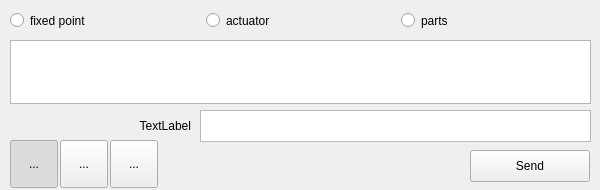
Before: the Qt Designer form resources/edit.ui in agent-system/robot_assembler_gui, drawn with Qt 5.
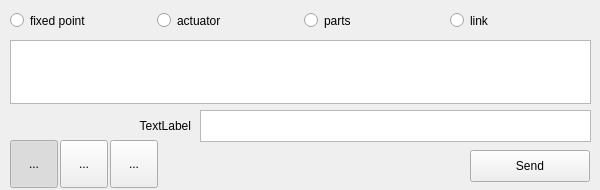
After: the same form once the commit is applied. Icons and pictures are not drawn.

Commit message: add radio button(link)

What changed in the file:
```diff
--- a/resources/edit.ui
+++ b/resources/edit.ui
@@ -168,6 +168,28 @@
       </property>
      </widget>
     </item>
+    <item>
+     <widget class="QRadioButton" name="rbutton3">
+      <property name="enabled">
+       <bool>true</bool>
+      </property>
+      <property name="sizePolicy">
+       <sizepolicy hsizetype="MinimumExpanding" vsizetype="MinimumExpanding">
+        <horstretch>0</horstretch>
+        <verstretch>0</verstretch>
+       </sizepolicy>
+      </property>
+      <property name="minimumSize">
+       <size>
+        <width>0</width>
+        <height>32</height>
+       </size>
+      </property>
+      <property name="text">
+       <string>link</string>
+      </property>
+     </widget>
+    </item>
    </layout>
   </widget>
   <widget class="QToolButton" name="modeButtonA">
```
The commit also changes 1 other file.
